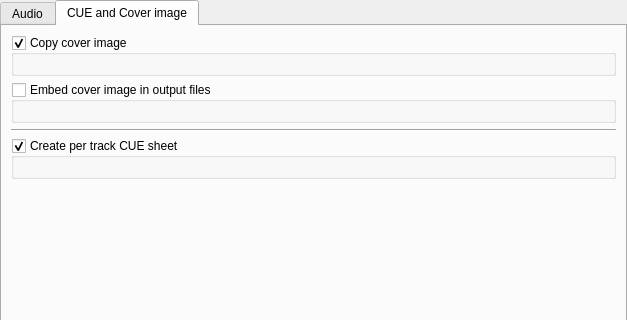
The window that gui/preferences/profilespage/profiletabwidget.ui (flacon/flacon) describes before a commit, drawn with Qt 5; both pictures show x 0 to 627 and y 0 to 320 of the 627 by 513 pixel window.
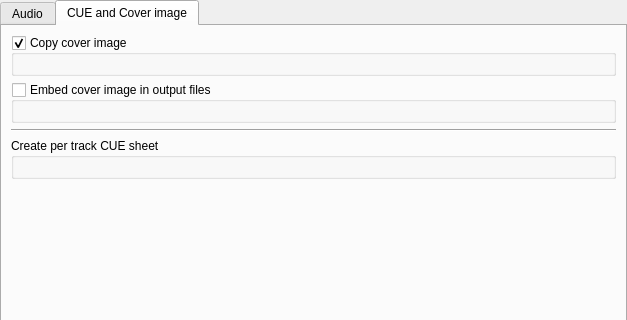
The same window after the commit. The open tabs and pages were chosen to show the change. Custom widgets are drawn as their Qt base class.

Diff of the .ui file:
```diff
--- a/gui/preferences/profilespage/profiletabwidget.ui
+++ b/gui/preferences/profilespage/profiletabwidget.ui
@@ -269,7 +269,7 @@
        <bool>true</bool>
       </property>
       <property name="checkable">
-       <bool>true</bool>
+       <bool>false</bool>
       </property>
       <layout class="QFormLayout" name="formLayout_3"/>
      </widget>
```
